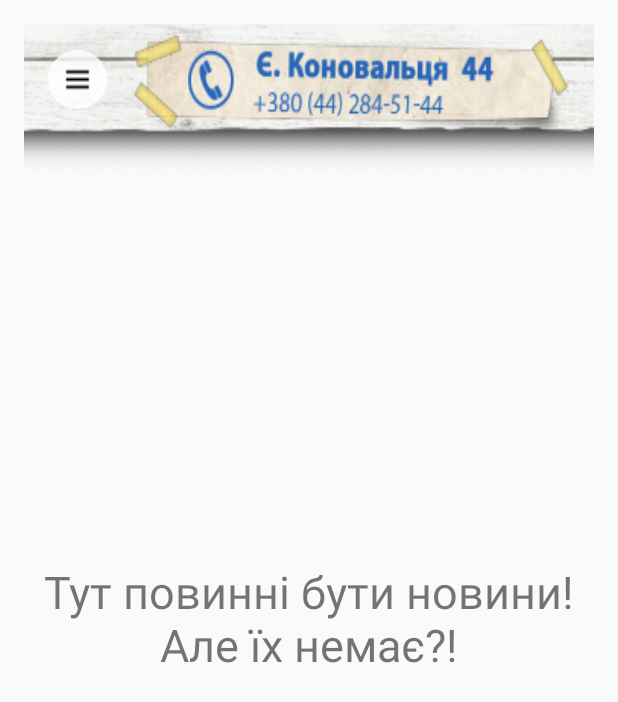
After one commit to gusakovgiorgi/testProject, an Android app: the NewsActivity screen opened directly, with no data from a screen before it, on a phone screen of 412 x 824 dp. The commit adds this screen. Shown: the top 702 px of the screen. Run offline under Robolectric (Android 15) with nearby library versions, the light colour scheme and no system bars.

Commit message:
98% i think nedd improve readebility of code

```diff
--- a/app/src/main/AndroidManifest.xml
+++ b/app/src/main/AndroidManifest.xml
@@ -16,7 +16,8 @@
                 <category android:name="android.intent.category.LAUNCHER" />
             </intent-filter>
         </activity>
-        <activity android:name=".Gallery_activity"></activity>
+        <activity android:name=".Gallery_activity" />
+        <activity android:name=".NewsActivity"></activity>
     </application>
 
 </manifest>
--- a/app/src/main/java/net/gusakov/testprojectexample/Gallery_activity.java
+++ b/app/src/main/java/net/gusakov/testprojectexample/Gallery_activity.java
@@ -8,6 +8,7 @@ import android.widget.ImageView;
 
 import net.gusakov.testprojectexample.adapters.GalleryAdapter;
 import net.gusakov.testprojectexample.adapters.ListViewAdapter;
+import net.gusakov.testprojectexample.database.DatabaseHelper;
 
 public class Gallery_activity extends AppCompatActivity {
 
@@ -16,7 +17,7 @@ public class Gallery_activity extends AppCompatActivity {
         super.onCreate(savedInstanceState);
         setContentView(R.layout.gallery_activity);
 
-        int[] imageResources=getIntent().getIntArrayExtra(ListViewAdapter.KEY_GALLERY_ACTIVITY_INTENT_EXTRA_IMAGES_ARRAY);
+//        int[] imageResources=getIntent().getIntArrayExtra(ListViewAdapter.KEY_GALLERY_ACTIVITY_INTENT_EXTRA_IMAGES_IDS_ARRAY);
         int selectedImagePosition=getIntent().getIntExtra(ListViewAdapter.KEY_GALLERY_ACTIVITY_INTENT_EXTRA_IMAGE_POSITION,0);
 
         ImageView backImageView=(ImageView)findViewById(R.id.backImageId);
@@ -36,7 +37,7 @@ public class Gallery_activity extends AppCompatActivity {
         });
 
         final Gallery gallery = (Gallery) findViewById(R.id.galleryId);
-        gallery.setAdapter(new GalleryAdapter(this,imageResources));
+        gallery.setAdapter(new GalleryAdapter(this,new DatabaseHelper(this)));
         gallery.setSelection(selectedImagePosition);
     }
 }
--- /dev/null
+++ b/app/src/main/java/net/gusakov/testprojectexample/NewsActivity.java
@@ -0,0 +1,13 @@
+package net.gusakov.testprojectexample;
+
+import android.app.Activity;
+import android.os.Bundle;
+
+public class NewsActivity extends Activity {
+
+    @Override
+    protected void onCreate(Bundle savedInstanceState) {
+        super.onCreate(savedInstanceState);
+        setContentView(R.layout.activity_news);
+    }
+}
--- a/app/src/main/java/net/gusakov/testprojectexample/adapters/ListViewAdapter.java
+++ b/app/src/main/java/net/gusakov/testprojectexample/adapters/ListViewAdapter.java
@@ -48,7 +48,7 @@ public class ListViewAdapter extends BaseAdapter {
     public static final int KEY_IMAGE_VIEW_TAG = -100;
     private int previousViewWidth;
     private int previousViewHeight;
-    public static final String KEY_GALLERY_ACTIVITY_INTENT_EXTRA_IMAGES_ARRAY = "GALLERY_ACTIVITY_INTENT_EXTRA_IMAGES_ARRAY";
+    public static final String KEY_GALLERY_ACTIVITY_INTENT_EXTRA_IMAGES_IDS_ARRAY = "GALLERY_ACTIVITY_INTENT_EXTRA_IMAGES_ARRAY";
     public static final String KEY_GALLERY_ACTIVITY_INTENT_EXTRA_IMAGE_POSITION = "GALLERY_ACTIVITY_INTENT_EXTRA_IMAGE_POSITION";
     public static final int ALBUM_IMAGE_FIRST_TEMPLATE_RESOURCE_ID=R.drawable.first_album_template;
     public static final int ALBUM_IMAGE_SECOND_TEMPLATE_RESOURCE_ID=R.drawable.second_album_template;
@@ -172,7 +172,7 @@ public class ListViewAdapter extends BaseAdapter {
                     @Override
                     public void onClick(View v) {
                         Intent galleryIntent = new Intent(ctx, Gallery_activity.class);
-                        galleryIntent.putExtra(KEY_GALLERY_ACTIVITY_INTENT_EXTRA_IMAGES_ARRAY, mPosterImage);
+//                        galleryIntent.putExtra(KEY_GALLERY_ACTIVITY_INTENT_EXTRA_IMAGES_IDS_ARRAY, mPosterImage);
                         galleryIntent.putExtra(KEY_GALLERY_ACTIVITY_INTENT_EXTRA_IMAGE_POSITION, (int) v.getTag(KEY_IMAGE_VIEW_TAG));
                         ctx.startActivity(galleryIntent);
                         ((Activity) ctx).overridePendingTransition(R.anim.slide_in_up, R.anim.stay);
--- /dev/null
+++ b/app/src/main/res/layout/activity_news.xml
@@ -0,0 +1,39 @@
+<?xml version="1.0" encoding="utf-8"?>
+<RelativeLayout xmlns:android="http://schemas.android.com/apk/res/android"
+    xmlns:tools="http://schemas.android.com/tools"
+    xmlns:app="http://schemas.android.com/apk/res-auto"
+    android:id="@+id/activity_news"
+    android:layout_width="match_parent"
+    android:layout_height="match_parent"
+    android:paddingBottom="@dimen/activity_vertical_margin"
+    android:paddingLeft="@dimen/activity_horizontal_margin"
+    android:paddingRight="@dimen/activity_horizontal_margin"
+    android:paddingTop="@dimen/activity_vertical_margin"
+    tools:context="net.gusakov.testprojectexample.NewsActivity">
+    <android.support.v7.widget.Toolbar
+        android:id="@+id/my_toolbar"
+        android:layout_width="match_parent"
+        android:layout_height="100dp"
+        android:background="@drawable/top"
+        android:elevation="4dp"
+        android:theme="@style/ThemeOverlay.AppCompat.ActionBar"
+        app:popupTheme="@style/ThemeOverlay.AppCompat.Light">
+
+        <ImageView
+            android:id="@+id/bit_more_id"
+            android:layout_width="wrap_content"
+            android:layout_height="wrap_content"
+            android:src="@drawable/bit_more"
+            android:paddingBottom="25dp" />
+
+    </android.support.v7.widget.Toolbar>
+
+    <TextView
+        android:layout_width="wrap_content"
+        android:layout_height="wrap_content"
+        android:layout_centerInParent="true"
+        android:text="@string/news"
+        android:gravity="center"
+        android:textSize="30sp"/>
+
+</RelativeLayout>
--- a/app/src/main/res/values/strings.xml
+++ b/app/src/main/res/values/strings.xml
@@ -1,3 +1,4 @@
 <resources>
     <string name="app_name">TestProjectExample</string>
+    <string name="news">Тут повинні бути новини! Але їх немає?!</string>
 </resources>
```
Also changed, not shown: app/src/main/java/net/gusakov/testprojectexample/MainActivity.java (+11 -0 lines), app/src/main/java/net/gusakov/testprojectexample/adapters/GalleryAdapter.java (+14 -7 lines), app/src/main/res/drawable-hdpi/first_album_template.png, app/src/main/res/drawable-hdpi/second_album_template.png, app/src/main/res/drawable-mdpi/first_album_template.png, app/src/main/res/drawable-mdpi/second_album_template.png, app/src/main/res/drawable-xhdpi/first_album_template.png, app/src/main/res/drawable-xhdpi/second_album_template.png, app/src/main/res/drawable-xxhdpi/first_album_template.png, app/src/main/res/drawable-xxhdpi/second_album_template.png, app/src/main/res/drawable-xxxhdpi/first_album_template.png, app/src/main/res/drawable-xxxhdpi/second_album_template.png.
